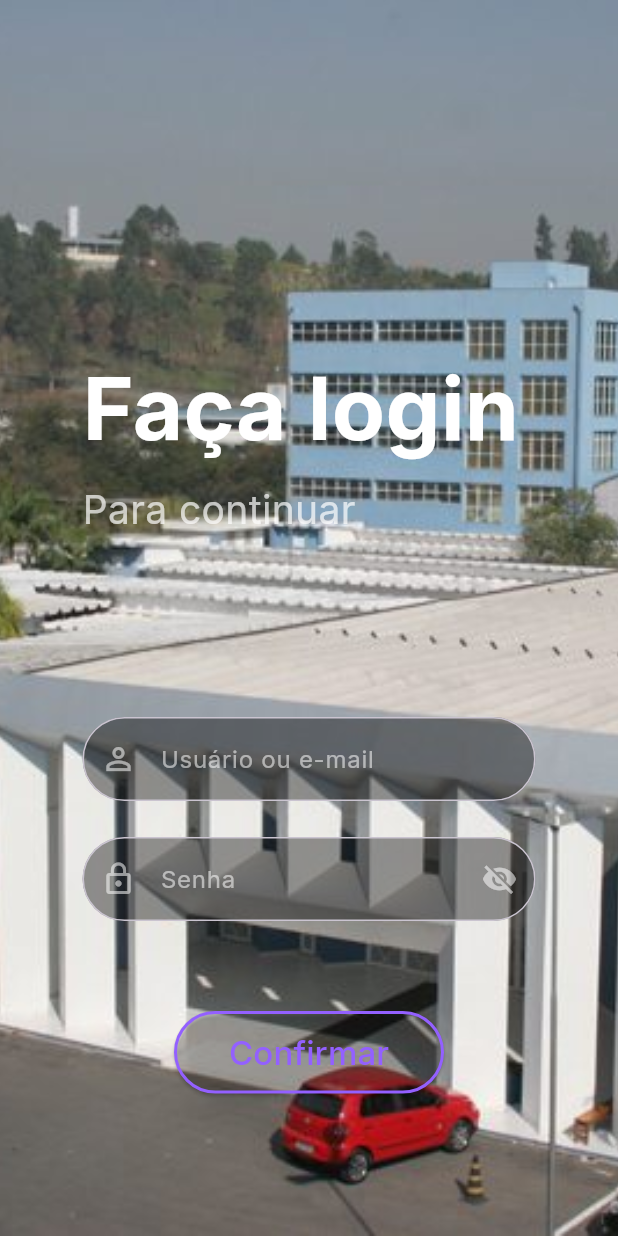
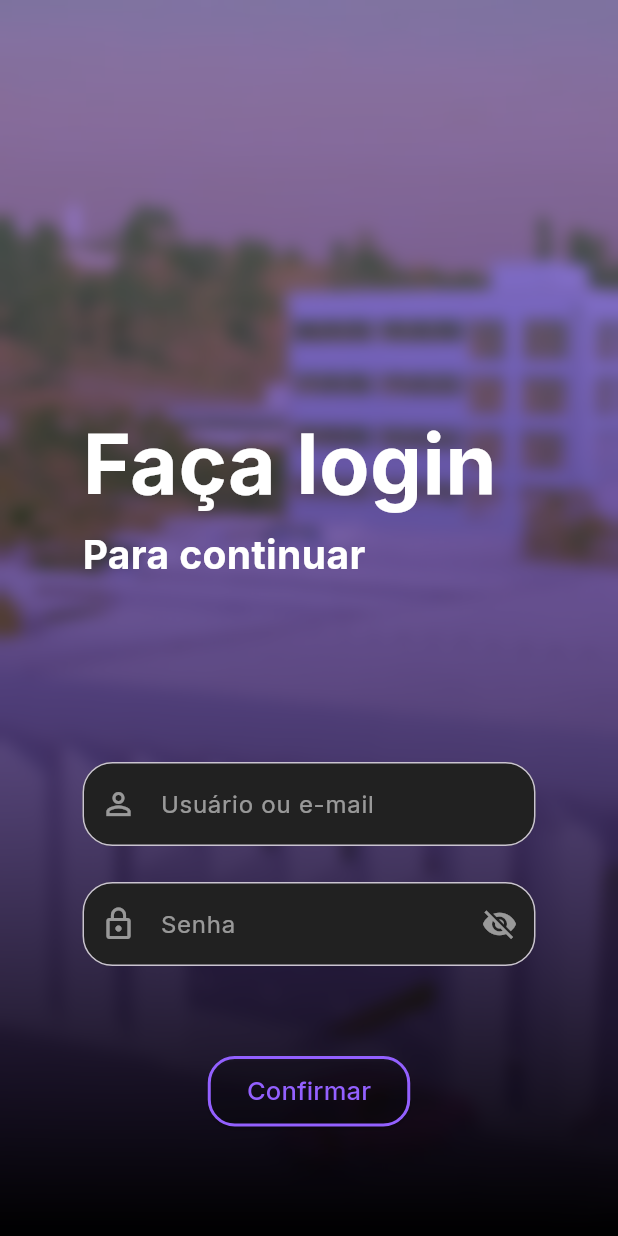
Before and after one commit to manuellaN/gae_app, a Flutter app: the screen it shows after launch, on a phone screen of 412 x 824 dp. Run offline on Flutter 3.47's test engine with Material 3 defaults, Android fonts, the light colour scheme and no system bars; our stand-ins replace google_fonts, image_picker, shared_preferences.

Commit message:
att 10.1

```diff
--- a/lib/pages/login_page.dart
+++ b/lib/pages/login_page.dart
@@ -1,3 +1,5 @@
+import 'dart:ui';
+
 import 'package:flutter/material.dart';
 import 'package:google_fonts/google_fonts.dart';
 import '../services/api_service.dart';
@@ -57,8 +59,6 @@ class _LoginPageState extends State<LoginPage> {
     }
   }
 
-
-
   void _showMessage(String message) {
     ScaffoldMessenger.of(
       context,
@@ -68,7 +68,10 @@ class _LoginPageState extends State<LoginPage> {
   @override
   Widget build(BuildContext context) {
     return Scaffold(
-      body: Container(
+      body: Stack( // Use a Stack para sobrepor elementos
+        children: [
+          // Imagem de fundo
+          Container(
             width: double.infinity,
             height: double.infinity,
             decoration: const BoxDecoration(
@@ -77,28 +80,51 @@ class _LoginPageState extends State<LoginPage> {
                 fit: BoxFit.cover,
               ),
             ),
-        child: SafeArea(
+          ),
+
+          // Gradiente com Blur por cima da imagem de fundo
+          Container(
+            width: double.infinity,
+            height: double.infinity,
+            decoration: BoxDecoration(
+              gradient: LinearGradient(
+                colors: [ Color(0xFF9360FF)  .withOpacity(0.6), Colors.black.withOpacity(1.0)],
+                begin: Alignment.topCenter,
+                end: Alignment.bottomCenter,
+              ),
+              backgroundBlendMode: BlendMode.darken,
+            ),
+            child: BackdropFilter(
+              filter: ImageFilter.blur(sigmaX: 5, sigmaY: 5), // Aplicando o efeito de blur
+              child: Container(
+                color: Colors.transparent,
+              ),
+            ),
+          ),
+
+          // Conteúdo do login
+          SafeArea(
             child: SingleChildScrollView(
               padding: const EdgeInsets.symmetric(horizontal: 55, vertical: 70),
               child: Column(
                 crossAxisAlignment: CrossAxisAlignment.start,
                 children: [
-                const SizedBox(height: 160),
+                  const SizedBox(height: 200),
                   Text(
                     'Faça login',
                     style: GoogleFonts.inter(
-                    fontSize: 58,
+                      fontSize: 55,
                       fontWeight: FontWeight.bold,
                       color: Colors.white,
                     ),
                   ),
-                const SizedBox(height: 8),
+                  const SizedBox(height: 2),
                   Text(
                     'Para continuar',
                     style: GoogleFonts.inter(
                       fontSize: 26,
-                    fontWeight: FontWeight.w400,
-                    color: Colors.white70,
+                      fontWeight: FontWeight.bold,
+                      color: Colors.white,
                     ),
                   ),
                   const SizedBox(height: 120),
@@ -116,9 +142,9 @@ class _LoginPageState extends State<LoginPage> {
                         color: Colors.white54,
                       ),
                       filled: true,
-                    fillColor: Colors.black.withOpacity(0.4),
+                      fillColor: Color(0xff212121),
                       border: OutlineInputBorder(
-                      borderRadius: BorderRadius.circular(30),
+                        borderRadius: BorderRadius.circular(20),
                         borderSide: const BorderSide(color: Colors.white24),
                       ),
                     ),
@@ -149,9 +175,9 @@ class _LoginPageState extends State<LoginPage> {
                         },
                       ),
                       filled: true,
-                    fillColor: Colors.black.withOpacity(0.4),
+                      fillColor: Color(0xff212121),
                       border: OutlineInputBorder(
-                      borderRadius: BorderRadius.circular(30),
+                        borderRadius: BorderRadius.circular(20),
                         borderSide: const BorderSide(color: Colors.white24),
                       ),
                     ),
@@ -161,8 +187,8 @@ class _LoginPageState extends State<LoginPage> {
                   // Botão de login
                   Center(
                     child: SizedBox(
-                    width: 180,
-                    height: 55,
+                      width: 135,
+                      height: 47,
                       child: ElevatedButton(
                         onPressed: _isLoading ? null : _login,
                         style: ElevatedButton.styleFrom(
@@ -173,14 +199,14 @@ class _LoginPageState extends State<LoginPage> {
                             width: 2,
                           ),
                           shape: RoundedRectangleBorder(
-                          borderRadius: BorderRadius.circular(30),
+                            borderRadius: BorderRadius.circular(18),
                           ),
                         ),
                         child: _isLoading
                             ? const CircularProgressIndicator(color: Colors.white)
                             : Text(
                                 'Confirmar',
-                              style: GoogleFonts.inter(fontSize: 22),
+                                style: GoogleFonts.inter(fontSize: 17),
                               ),
                       ),
                     ),
@@ -189,6 +215,7 @@ class _LoginPageState extends State<LoginPage> {
               ),
             ),
           ),
+        ],
       ),
     );
   }
```
Lines whose indentation alone changed are shown as unchanged.
